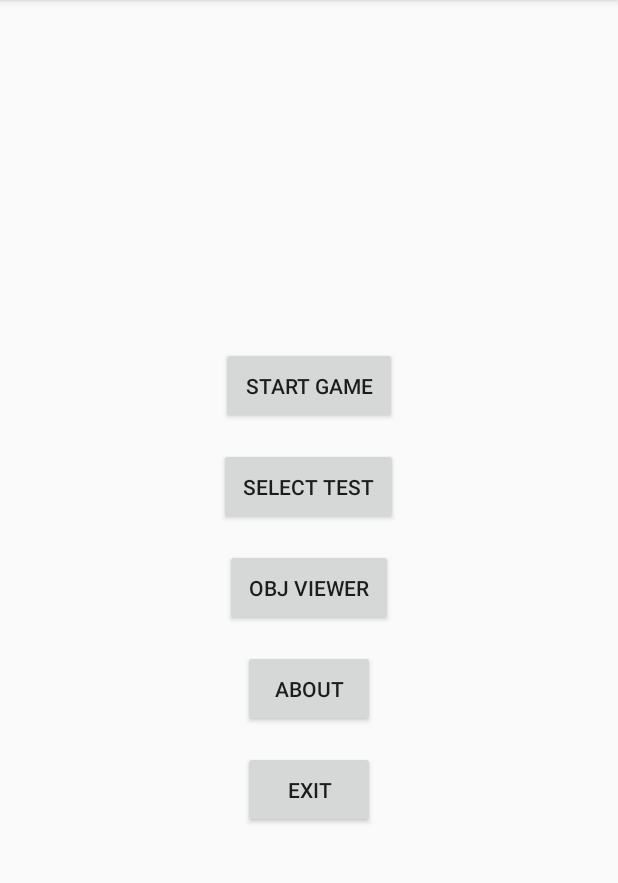
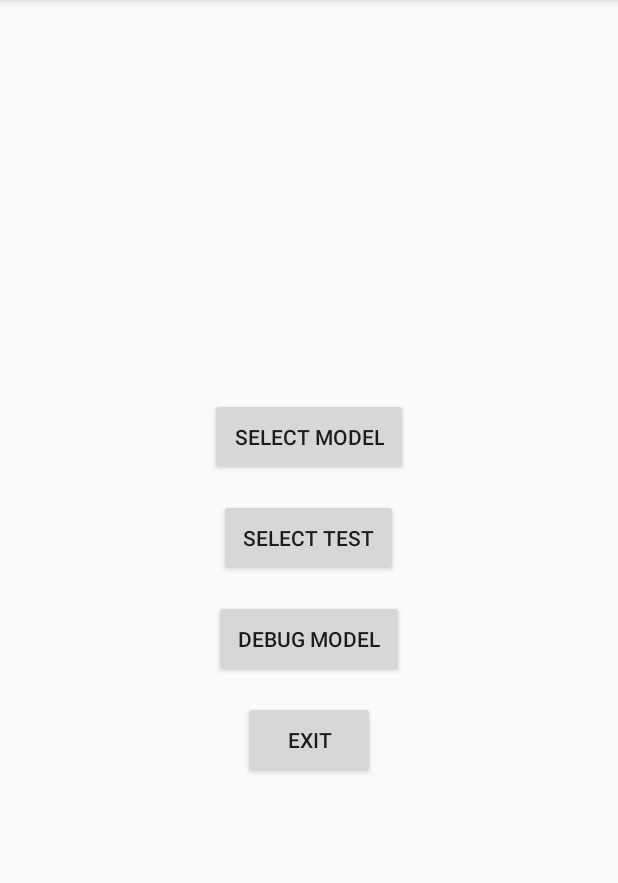
Before and after one commit to adambartkowiak/RectangleGame, an Android app: the screen it shows after launch (MainActivity before the commit, MainMenuActivity after it), on a phone screen of 412 x 824 dp, the part 84-967 px from its top. Run offline under Robolectric (Android 15) with nearby library versions, the phone set to English and light mode, and no system bars.

Commit message:
rebuild game menu

```diff
--- a/app/src/main/AndroidManifest.xml
+++ b/app/src/main/AndroidManifest.xml
@@ -24,10 +24,10 @@
             </intent-filter>
         </activity>
         <activity
-            android:name=".activity.MainActivity"
+            android:name=".activity.MainMenuActivity"
             android:screenOrientation="portrait" />
         <activity
-            android:name=".activity.SelectTestActivity"
+            android:name=".activity.ModelListActivity"
             android:screenOrientation="portrait" />
         <activity
             android:name=".activity.GameActivity"
@@ -35,7 +35,7 @@
             android:theme="@style/AppThemeFullScreen" />
 
         <activity
-            android:name=".activity.ObjActivity"
+            android:name=".activity.DebugModelActivity"
             android:screenOrientation="portrait" />
     </application>
 
--- a/app/src/main/java/pl/adambartkowiak/rectanglegame/GameRenderer.kt
+++ b/app/src/main/java/pl/adambartkowiak/rectanglegame/GameRenderer.kt
@@ -22,7 +22,7 @@ import javax.microedition.khronos.opengles.GL10
 class GameRenderer(var context: Context) : GLSurfaceView.Renderer {
 
     var models: List<Model>? = null
-    val worldModel = WorldModel()
+    private val worldModel = WorldModel()
 
     var moveInXAxis = 0.0f
 
@@ -41,7 +41,7 @@ class GameRenderer(var context: Context) : GLSurfaceView.Renderer {
     private var startTime: Long = 0
     private val timer = Timer().apply { update() }
     private val camera = Camera(
-        Vec3(0f, 20f*2, 5f*2),
+        Vec3(0f, 8f*2, 15f*2),
         Vec3(0f, 1f, 0f),
         Vec3(0f, 1f, 0f)
     )
@@ -132,7 +132,7 @@ class GameRenderer(var context: Context) : GLSurfaceView.Renderer {
             glDepthFunc(GL_ALWAYS)
         }
 
-//        hudRenderer?.draw()
+        //hudRenderer?.draw()
 
         fpsRenderer?.draw(fpsList.toFloatArray())
 
--- /dev/null
+++ b/app/src/main/java/pl/adambartkowiak/rectanglegame/ModelPathName.kt
@@ -0,0 +1,7 @@
+package pl.adambartkowiak.rectanglegame
+
+import android.os.Parcelable
+import kotlinx.android.parcel.Parcelize
+
+@Parcelize
+class ModelPathName(val path: String, val fileName: String) : Parcelable
--- a/app/src/main/java/pl/adambartkowiak/rectanglegame/activity/ObjActivity.kt
+++ b/app/src/main/java/pl/adambartkowiak/rectanglegame/activity/DebugModelActivity.kt
@@ -10,7 +10,7 @@ import pl.adambartkowiak.support.opengl.model.Model
 import pl.adambartkowiak.support.opengl.factory.ModelFactory
 import pl.adambartkowiak.support.opengl.repository.AssetsRepository
 
-class ObjActivity : AppCompatActivity() {
+class DebugModelActivity : AppCompatActivity() {
 
     private var obj: Model? = null
 
@@ -63,7 +63,7 @@ class ObjActivity : AppCompatActivity() {
 
     companion object {
         fun getStartIntent(context: Context): Intent {
-            return Intent(context, ObjActivity::class.java)
+            return Intent(context, DebugModelActivity::class.java)
         }
     }
 }
--- a/app/src/main/java/pl/adambartkowiak/rectanglegame/activity/MainActivity.kt
+++ /dev/null
@@ -1,57 +0,0 @@
-package pl.adambartkowiak.rectanglegame.activity
-
-import android.content.Context
-import android.content.Intent
-import androidx.appcompat.app.AppCompatActivity
-import android.os.Bundle
-import kotlinx.android.synthetic.main.activity_main.*
-import pl.adambartkowiak.rectanglegame.R
-
-class MainActivity : AppCompatActivity() {
-
-    override fun onCreate(savedInstanceState: Bundle?) {
-        super.onCreate(savedInstanceState)
-        setContentView(R.layout.activity_main)
-        setOnClickListeners()
-    }
-
-    private fun setOnClickListeners() {
-        startGameButton.setOnClickListener {
-            startActivity(
-//                GameActivity.getStartIntent(
-//                    this,
-//                    "imports/normal_rog_test/",
-//                    "normal_rog_test.gltf"
-//                )
-                GameActivity.getStartIntent(
-                    this,
-                    "imports/fireman1/",
-                    "map1.gltf"
-                )
-//                GameActivity.getStartIntent(
-//                    this,
-//                    "imports/shapes_001a/",
-//                    "shapes_001a.gltf"
-//                )
-            )
-        }
-
-        selectTestButton.setOnClickListener {
-            startActivity(SelectTestActivity.getStartIntent(this))
-        }
-
-        objButton.setOnClickListener {
-            startActivity(ObjActivity.getStartIntent(this))
-        }
-
-        exitButton.setOnClickListener {
-            finish()
-        }
-    }
-
-    companion object {
-        fun getStartIntent(context: Context): Intent {
-            return Intent(context, MainActivity::class.java)
-        }
-    }
-}
--- /dev/null
+++ b/app/src/main/java/pl/adambartkowiak/rectanglegame/activity/MainMenuActivity.kt
@@ -0,0 +1,55 @@
+package pl.adambartkowiak.rectanglegame.activity
+
+import android.content.Context
+import android.content.Intent
+import androidx.appcompat.app.AppCompatActivity
+import android.os.Bundle
+import kotlinx.android.synthetic.main.activity_main.*
+import pl.adambartkowiak.rectanglegame.ModelPathName
+import pl.adambartkowiak.rectanglegame.R
+
+class MainMenuActivity : AppCompatActivity() {
+
+    override fun onCreate(savedInstanceState: Bundle?) {
+        super.onCreate(savedInstanceState)
+        setContentView(R.layout.activity_main)
+        setOnClickListeners()
+    }
+
+    private fun setOnClickListeners() {
+        selectModelButton.setOnClickListener {
+            startActivity(ModelListActivity.getStartIntent(this, gameModelList))
+        }
+
+        selectTestButton.setOnClickListener {
+            startActivity(ModelListActivity.getStartIntent(this, testModelList))
+        }
+
+        objButton.setOnClickListener {
+            startActivity(DebugModelActivity.getStartIntent(this))
+        }
+
+        exitButton.setOnClickListener {
+            finish()
+        }
+    }
+
+    private val gameModelList = ArrayList<ModelPathName>().apply {
+        add(ModelPathName("imports/normal_rog_test/", "normal_rog_test.gltf"))
+        add(ModelPathName("imports/fireman1/", "map1.gltf"))
+        add(ModelPathName("imports/shapes_001a/", "shapes_001a.gltf"))
+    }
+
+    private val testModelList = ArrayList<ModelPathName>().apply {
+        add(ModelPathName("test/TriangleWithoutIndices/glTF/", "TriangleWithoutIndices.gltf"))
+        add(ModelPathName("test/Triangle/glTF/", "Triangle.gltf"))
+        add(ModelPathName("test/AnimatedTriangle/glTF/", "AnimatedTriangle.gltf"))
+        add(ModelPathName("test/AnimatedMorphCube/glTF/", "AnimatedMorphCube.gltf"))
+    }
+
+    companion object {
+        fun getStartIntent(context: Context): Intent {
+            return Intent(context, MainMenuActivity::class.java)
+        }
+    }
+}
--- a/app/src/main/java/pl/adambartkowiak/rectanglegame/activity/SplashActivity.kt
+++ b/app/src/main/java/pl/adambartkowiak/rectanglegame/activity/SplashActivity.kt
@@ -14,9 +14,9 @@ class SplashActivity : AppCompatActivity() {
         setContentView(R.layout.activity_splash)
 
         Handler().postDelayed({
-            startActivity(MainActivity.getStartIntent(this))
+            startActivity(MainMenuActivity.getStartIntent(this))
             finish()
-        }, 20)
+        }, 100)
     }
 
     companion object {
--- a/app/src/main/java/pl/adambartkowiak/support/opengl/GlTfRenderer.kt
+++ b/app/src/main/java/pl/adambartkowiak/support/opengl/GlTfRenderer.kt
@@ -12,6 +12,7 @@ import pl.adambartkowiak.support.opengl.model.Model
 import pl.adambartkowiak.support.opengl.model.Vec2
 import pl.adambartkowiak.support.opengl.model.Vec3
 import pl.adambartkowiak.support.opengl.model.Vec4
+import pl.adambartkowiak.support.opengl.shader.ShaderHelper
 import java.nio.ByteBuffer
 import java.nio.ByteOrder
 import java.nio.FloatBuffer
@@ -65,7 +66,7 @@ class GlTFRenderer(
     private val readModelsMax = 20
 
     init {
-        val vertexShader = ShaderHelper.loadShader(GLES20.GL_VERTEX_SHADER, GLTFVertextShader.code)
+        val vertexShader = ShaderHelper.loadShader(GLES20.GL_VERTEX_SHADER, GLTFVertexShader.code)
         val fragmentShader =
             ShaderHelper.loadShader(GLES20.GL_FRAGMENT_SHADER, GLTFFragmentShader.code)
 
--- a/app/src/main/java/pl/adambartkowiak/support/opengl/fps/FpsRenderer.kt
+++ b/app/src/main/java/pl/adambartkowiak/support/opengl/fps/FpsRenderer.kt
@@ -1,10 +1,9 @@
 package pl.adambartkowiak.support.opengl.fps
 
-import android.opengl.GLES20
 import android.opengl.GLES20.*
-import android.util.Log
 import pl.adambartkowiak.support.device.Utils
 import pl.adambartkowiak.support.opengl.*
+import pl.adambartkowiak.support.opengl.shader.ShaderHelper
 import java.nio.ByteBuffer
 import java.nio.ByteOrder
 import java.nio.FloatBuffer
--- a/app/src/main/java/pl/adambartkowiak/support/opengl/hud/HudRenderer.kt
+++ b/app/src/main/java/pl/adambartkowiak/support/opengl/hud/HudRenderer.kt
@@ -2,9 +2,9 @@ package pl.adambartkowiak.support.opengl.hud
 
 import android.opengl.GLES20
 import android.opengl.GLES20.*
-import android.util.Log
 import pl.adambartkowiak.support.device.Utils
 import pl.adambartkowiak.support.opengl.*
+import pl.adambartkowiak.support.opengl.shader.ShaderHelper
 import java.nio.ByteBuffer
 import java.nio.ByteOrder
 import java.nio.FloatBuffer
--- a/app/src/main/java/pl/adambartkowiak/support/opengl/ShaderHelper.kt
+++ b/app/src/main/java/pl/adambartkowiak/support/opengl/shader/ShaderHelper.kt
@@ -1,4 +1,4 @@
-package pl.adambartkowiak.support.opengl
+package pl.adambartkowiak.support.opengl.shader
 
 import android.opengl.GLES20
 import android.util.Log
--- a/app/src/main/java/pl/adambartkowiak/support/opengl/VertextShaderCode.kt
+++ b/app/src/main/java/pl/adambartkowiak/support/opengl/shader/VertextShaderCode.kt
@@ -1,7 +1,7 @@
 package pl.adambartkowiak.support.opengl
 
 
-object GLTFVertextShader {
+object GLTFVertexShader {
     const val code =
         """
             precision mediump float;
--- a/app/src/main/res/layout/activity_main.xml
+++ b/app/src/main/res/layout/activity_main.xml
@@ -6,16 +6,16 @@
     android:layout_height="match_parent"
     android:gravity="center"
     android:orientation="vertical"
-    tools:context=".activity.MainActivity">
+    tools:context=".activity.MainMenuActivity">
 
     <Button
-        android:id="@+id/startGameButton"
+        android:id="@+id/selectModelButton"
         style="@style/Button"
         android:layout_width="wrap_content"
         android:layout_height="wrap_content"
         android:layout_marginTop="@dimen/base_dimen"
         android:padding="@dimen/base_dimen"
-        android:text="@string/start_game" />
+        android:text="@string/selectModel" />
 
     <Button
         android:id="@+id/selectTestButton"
@@ -24,7 +24,7 @@
         android:layout_height="wrap_content"
         android:layout_marginTop="@dimen/base_dimen"
         android:padding="@dimen/base_dimen"
-        android:text="@string/select_test" />
+        android:text="@string/selectTest" />
 
     <Button
         android:id="@+id/objButton"
@@ -33,16 +33,7 @@
         android:layout_height="wrap_content"
         android:layout_marginTop="@dimen/base_dimen"
         android:padding="@dimen/base_dimen"
-        android:text="@string/obj_viewer" />
-
-    <Button
-        android:id="@+id/aboutButton"
-        style="@style/Button"
-        android:layout_width="wrap_content"
-        android:layout_height="wrap_content"
-        android:layout_marginTop="@dimen/base_dimen"
-        android:padding="@dimen/base_dimen"
-        android:text="@string/about" />
+        android:text="@string/debugModel" />
 
     <Button
         android:id="@+id/exitButton"
--- a/app/src/main/res/layout/activity_obj.xml
+++ b/app/src/main/res/layout/activity_obj.xml
@@ -5,7 +5,7 @@
     android:layout_width="match_parent"
     android:layout_height="match_parent"
     android:orientation="vertical"
-    tools:context=".activity.ObjActivity">
+    tools:context=".activity.DebugModelActivity">
 
     <LinearLayout
         android:layout_width="match_parent"
--- a/app/src/main/res/layout/activity_splash.xml
+++ b/app/src/main/res/layout/activity_splash.xml
@@ -10,7 +10,7 @@
         android:layout_width="wrap_content"
         android:layout_height="wrap_content"
         android:gravity="center"
-        android:text="@string/adam_bartkowiak"
+        android:text="@string/splashScreen"
         app:layout_constraintBottom_toBottomOf="parent"
         app:layout_constraintLeft_toLeftOf="parent"
         app:layout_constraintRight_toRightOf="parent"
--- a/app/src/main/res/values/strings.xml
+++ b/app/src/main/res/values/strings.xml
@@ -1,15 +1,16 @@
 <resources>
     <string name="app_name">RectangleGame</string>
-    <string name="start_game">START GAME</string>
-    <string name="select_test">Select Test</string>
+
+    <string name="ok">OK</string>
+
     <string name="surface_view_example">Surface View Example</string>
-    <string name="ok">ok</string>
-    <string name="splash_screen">Splash Screen</string>
-    <string name="adam_bartkowiak">Adam Bartkowiak\nGames</string>
+
+    <string name="selectModel">select model</string>
+    <string name="selectTest">select test</string>
+    <string name="debugModel">debug model</string>
     <string name="exit">exit</string>
-    <string name="about">about</string>
-    <string name="obj_viewer">OBJ VIEWER</string>
     <string name="filar">filar</string>
     <string name="verticles_data">verticles data</string>
     <string name="gltf_viewer">GLTF Viewer</string>
+    <string name="splashScreen">splash screen</string>
 </resources>
```
Also changed, not shown: app/src/main/java/pl/adambartkowiak/rectanglegame/activity/GameActivity.kt (+6 -6 lines), app/src/main/java/pl/adambartkowiak/rectanglegame/activity/ModelListActivity.kt (added, +41 -0 lines), app/src/main/java/pl/adambartkowiak/rectanglegame/activity/SelectTestActivity.kt (deleted, +0 -45 lines), app/src/main/java/pl/adambartkowiak/support/opengl/shader/FragmentShaderCode.kt (renamed from app/src/main/java/pl/adambartkowiak/support/opengl/FragmentShaderCode.kt).
